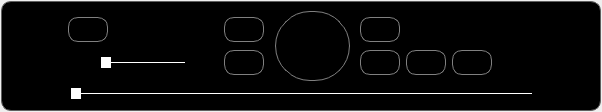
Before: the Qt Designer form assets/VideoControlPanel.ui in ifreddyrod/SPYDER-Player-pyqt, drawn with Qt 5.
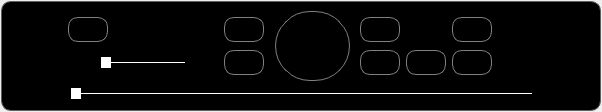
After: the same form once the commit is applied. Icons and pictures are not drawn.

Patch:
```diff
--- a/assets/VideoControlPanel.ui
+++ b/assets/VideoControlPanel.ui
@@ -415,22 +415,6 @@
            </property>
           </widget>
          </item>
-         <item row="0" column="6">
-          <spacer name="horizontalSpacer_11">
-           <property name="orientation">
-            <enum>Qt::Orientation::Horizontal</enum>
-           </property>
-           <property name="sizeType">
-            <enum>QSizePolicy::Policy::Fixed</enum>
-           </property>
-           <property name="sizeHint" stdset="0">
-            <size>
-             <width>40</width>
-             <height>20</height>
-            </size>
-           </property>
-          </spacer>
-         </item>
          <item row="1" column="5">
           <widget class="QPushButton" name="Stop_button">
            <property name="sizePolicy">
@@ -688,6 +672,42 @@
            </property>
           </widget>
          </item>
+         <item row="0" column="6">
+          <widget class="QPushButton" name="CloseCaption_button">
+           <property name="sizePolicy">
+            <sizepolicy hsizetype="Fixed" vsizetype="Fixed">
+             <horstretch>0</horstretch>
+             <verstretch>0</verstretch>
+            </sizepolicy>
+           </property>
+           <property name="minimumSize">
+            <size>
+             <width>40</width>
+             <height>25</height>
+            </size>
+           </property>
+           <property name="focusPolicy">
+            <enum>Qt::FocusPolicy::ClickFocus</enum>
+           </property>
+           <property name="text">
+            <string/>
+           </property>
+           <property name="icon">
+            <iconset resource="resources.qrc">
+             <normaloff>:/icons/icons/close-caption.png</normaloff>
+             <disabledoff>:/icons/icons/close-caption-disabled.png</disabledoff>:/icons/icons/close-caption.png</iconset>
+           </property>
+           <property name="iconSize">
+            <size>
+             <width>20</width>
+             <height>20</height>
+            </size>
+           </property>
+           <property name="checkable">
+            <bool>true</bool>
+           </property>
+          </widget>
+         </item>
         </layout>
        </widget>
        <zorder>TotalDuration_label</zorder>
```
